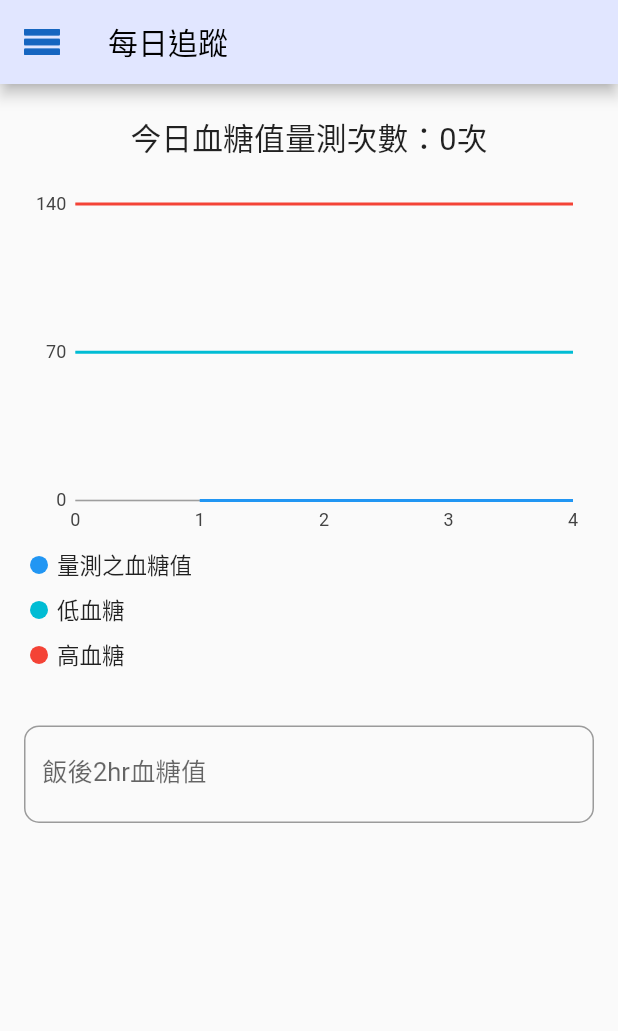
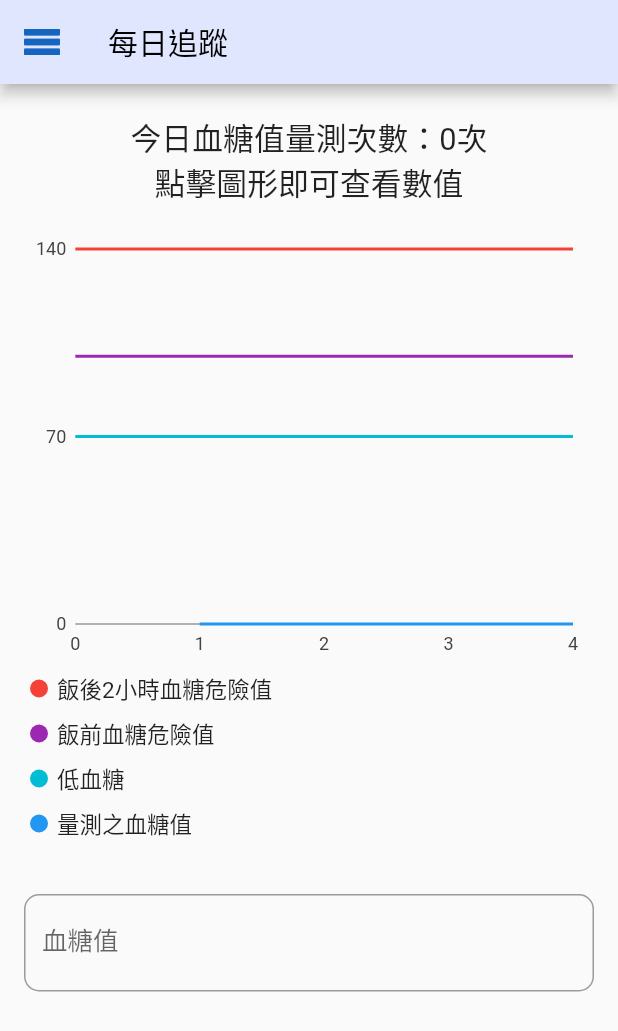
Before and after one commit to JamesLiu26/risk, a Flutter app: the Trace screen opened directly, on a phone screen of 412 x 824 dp. Shown: the top 1031 px of the screen. Run offline on Flutter 3.47's test engine with Material 2 defaults, Android fonts, the phone set to English and light mode, and no system bars; our stand-ins replace charts_flutter.

Commit message:
2021/09/07 每日追蹤修改

```diff
--- a/lib/trace.dart
+++ b/lib/trace.dart
@@ -37,7 +37,15 @@ class _TraceState extends State<Trace> {
     SeriesDatas(3, 70),
     SeriesDatas(4, 70),
   ];
-  var highBloodSugar = [
+  var eatBefore = [
+    SeriesDatas(0, 100),
+    SeriesDatas(1, 100),
+    SeriesDatas(2, 100),
+    SeriesDatas(3, 100),
+    SeriesDatas(4, 100),
+  ];
+
+  var eat2Hours = [
     SeriesDatas(0, 140),
     SeriesDatas(1, 140),
     SeriesDatas(2, 140),
@@ -59,11 +67,14 @@ class _TraceState extends State<Trace> {
   Widget chart() {
     Size size = MediaQuery.of(context).size;
     List<charts.Series<SeriesDatas, num>> sList = [
-      seriesList('量測之血糖值', charts.MaterialPalette.blue.shadeDefault,
-          currentBloodSugar),
+      seriesList(
+          '飯後2小時血糖危險值', charts.MaterialPalette.red.shadeDefault, eat2Hours),
+      seriesList(
+          '飯前血糖危險值', charts.MaterialPalette.purple.shadeDefault, eatBefore),
       seriesList(
           '低血糖', charts.MaterialPalette.cyan.shadeDefault, lowBloodSugar),
-      seriesList('高血糖', charts.MaterialPalette.red.shadeDefault, highBloodSugar)
+      seriesList(
+          '量測之血糖值', charts.MaterialPalette.blue.shadeDefault, currentBloodSugar)
     ];
     var chart = charts.LineChart(
       sList,
@@ -81,7 +92,7 @@ class _TraceState extends State<Trace> {
     return Padding(
       padding: EdgeInsets.all(16),
       child: Container(
-        height: size.height * 0.4,
+        height: size.height * 0.5,
         width: size.width,
         child: chart,
       ),
@@ -112,7 +123,11 @@ class _TraceState extends State<Trace> {
           child: Column(
             children: [
               SizedBox(height: 20),
-              Text("今日血糖值量測次數：$count次", style: TextStyle(fontSize: fontSize)),
+              Text(
+                "今日血糖值量測次數：$count次\n點擊圖形即可查看數值",
+                style: TextStyle(fontSize: fontSize),
+                textAlign: TextAlign.center,
+              ),
               chart(),
               // count!=4，輸入血糖值，直到次數為4為止
               count != 4
@@ -123,7 +138,7 @@ class _TraceState extends State<Trace> {
                           controller: bloodSugar,
                           keyboardType: TextInputType.number,
                           decoration: InputDecoration(
-                              labelText: "飯後2hr血糖值",
+                              labelText: "血糖值",
                               hintText: "單位：mg/dL",
                               errorText: error,
                               border: OutlineInputBorder(
@@ -144,7 +159,10 @@ class _TraceState extends State<Trace> {
                       ),
                     ])
                   // 次數=4，輸入框拿掉，並顯示當日平均血糖值
-                  : Text("今日血糖平均值：" + bloodSugarAverage().toStringAsFixed(1),
+                  : Text(
+                      "今日血糖平均值：" +
+                          bloodSugarAverage().toStringAsFixed(1) +
+                          "mg/dL",
                       style: TextStyle(fontSize: fontSize))
             ],
           ),
```
